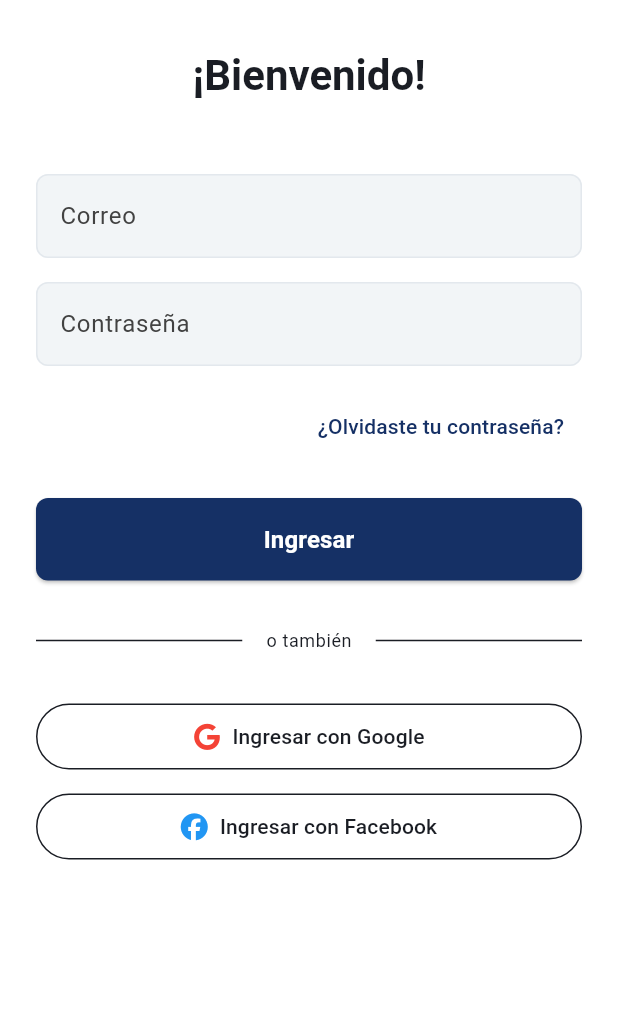
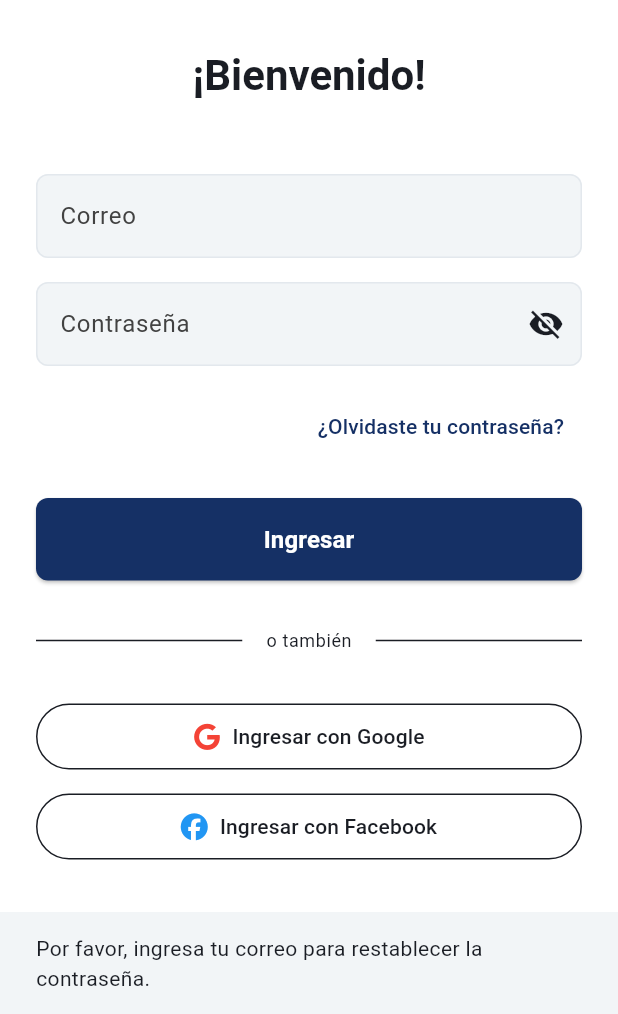
Before and after one commit to CodeMakeSoft/Attune, a Flutter app: the screen it shows after launch, after a tap on "¿Olvidaste tu contraseña?", on a phone screen of 412 x 824 dp, the part 222-1236 px from its top. Run offline on Flutter 3.47's test engine with Material 3 defaults, Android fonts, the phone set to English and light mode, and no system bars; our stand-ins replace firebase_auth, firebase_core, flutter_svg, font_awesome_flutter, google_sign_in; missing offline and left inert: flutter_facebook_auth; accounts and stored records are empty.

Commit message:
feat: Adición de botón para ocultar vista de contraseña y recuperar constraseña implementado (mediante firebase)

```diff
--- a/lib/features/2_auth/presentation/screens/login_screen.dart
+++ b/lib/features/2_auth/presentation/screens/login_screen.dart
@@ -3,6 +3,7 @@ import 'package:firebase_auth/firebase_auth.dart';
 import 'package:flutter/material.dart';
 import 'package:flutter_svg/flutter_svg.dart';
 import 'package:font_awesome_flutter/font_awesome_flutter.dart';
+import 'dart:developer';
 
 class LoginScreen extends StatefulWidget {
   const LoginScreen({super.key});
@@ -14,9 +15,9 @@ class LoginScreen extends StatefulWidget {
 class _LoginScreenState extends State<LoginScreen> {
   final _emailController = TextEditingController();
   final _passwordController= TextEditingController();
-
   final AuthService _authService = AuthService();
   bool _isLoading = false;
+  bool _isPasswordObscured = true;
 
   @override
   void dispose() {
@@ -119,12 +120,50 @@ class _LoginScreenState extends State<LoginScreen> {
     }
   }
 
+  // Reset password
+  void _handlePasswordReset() async {
+    final email = _emailController.text.trim();
+
+    if(email.isEmpty) {
+      ScaffoldMessenger.of(context).showSnackBar(
+        const SnackBar(content: Text('Por favor, ingresa tu correo para restablecer la contraseña.')),
+      );
+      return;
+    }
+
+    setState(() {
+      _isLoading = true;
+    });
+
+    final bool success = await _authService.sendPasswordResetEmail(email);
+
+    setState(() {
+      _isLoading = false;
+    });
+
+    if(mounted) {
+      if(success) {
+        ScaffoldMessenger.of(context).showSnackBar(
+          SnackBar(content: Text('¡Revisa tu correo! Se ha enviado un enlace para restablecer tu contraseña.')),
+        );
+      } else {
+        ScaffoldMessenger.of(context).showSnackBar(
+          SnackBar(content: Text('Error: No se pudo enviar el correo. Verifica que el correo sea correcto.')),
+        );
+      }
+    }
+  }
+
   @override
   Widget build(BuildContext context) {
     final textTheme = Theme.of(context).textTheme;
     final colorScheme = Theme.of(context).colorScheme;
 
-    return Scaffold(
+    return GestureDetector(
+      onTap: () {
+        FocusManager.instance.primaryFocus?.unfocus();
+      },
+      child: Scaffold(
         body: SafeArea(
           // --- 4. Usamos un Stack para poner el 'loading' encima ---
           child: Stack(
@@ -161,17 +200,29 @@ class _LoginScreenState extends State<LoginScreen> {
                       ),
                       const SizedBox(height: 16),
 
-                    TextField(
+                      TextFormField(
                         controller: _passwordController,
-                      decoration: const InputDecoration(labelText: 'Contraseña'),
-                      obscureText: true,
+                        obscureText: _isPasswordObscured,
+                        decoration: InputDecoration(
+                          labelText: 'Contraseña',
+                          suffixIcon: IconButton(
+                            icon: Icon(
+                              _isPasswordObscured ? Icons.visibility_off : Icons.visibility,
+                            ),
+                            onPressed: () {
+                              setState(() {
+                                _isPasswordObscured = !_isPasswordObscured;
+                              });
+                            },
+                          ),
+                        ),
                       ),
                       const SizedBox(height: 16),
 
                       Align(
                         alignment: Alignment.centerRight,
                         child: TextButton(
-                        onPressed: () { /* TODO */ },
+                          onPressed: _isLoading ? null : _handlePasswordReset,
                           child: const Text('¿Olvidaste tu contraseña?'),
                         ),
                       ),
@@ -247,6 +298,7 @@ class _LoginScreenState extends State<LoginScreen> {
             ],
           ),
         ),
+      ),
     );
   }
 }
```
Also changed, not shown: lib/core/services/auth_service.dart (+15 -0 lines). Lines whose indentation alone changed are shown as unchanged.
